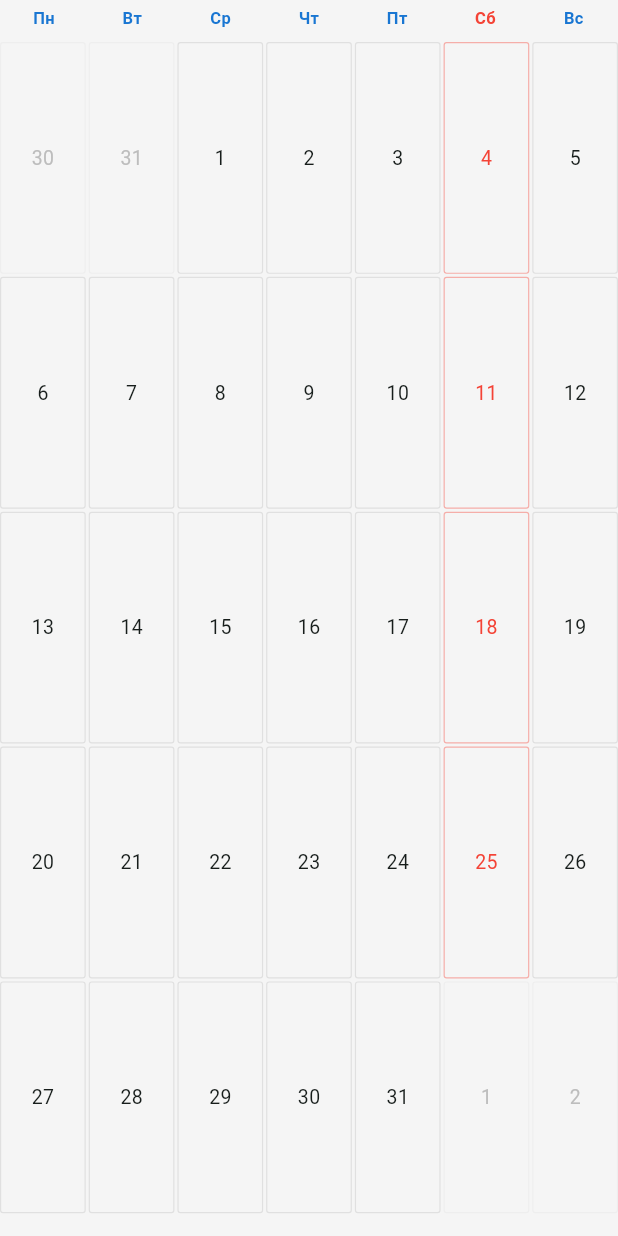
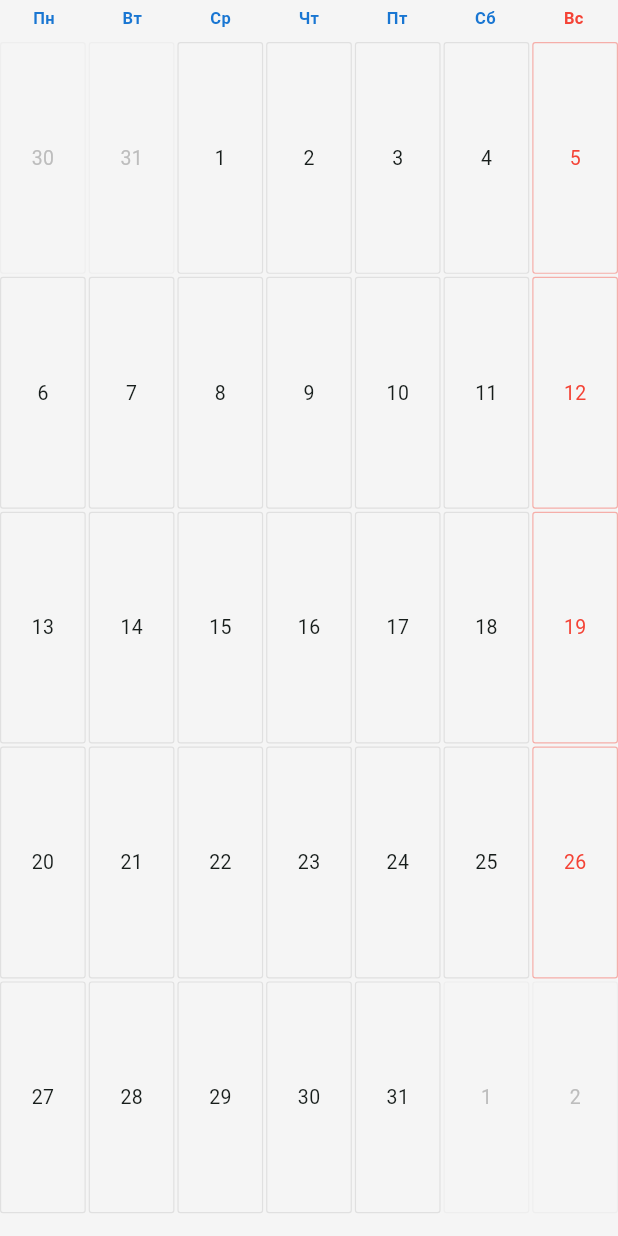
Before and after one commit to Kerwen2903/Neutral-calendar, a Flutter app: the CalendarMonthWidget widget shown alone on an empty page, opened directly with empty values, on a phone screen of 412 x 824 dp. Run offline on Flutter 3.47's test engine with Material 3 defaults, Android fonts, the phone set to English and light mode, and no system bars.

```diff
--- a/lib/screens/converter_screen.dart
+++ b/lib/screens/converter_screen.dart
@@ -535,7 +535,7 @@ class _NeutralDatePickerDialogState extends State<_NeutralDatePickerDialog> {
                       _getWeekdayName(localizations, index)[0],
                       style: Theme.of(context).textTheme.bodySmall?.copyWith(
                         fontWeight: FontWeight.bold,
-                        color: index == 6 ? Colors.red : null, // Saturday
+                        color: index == 0 ? Colors.red : null, // Sunday
                       ),
                     ),
                   ),
@@ -564,7 +564,7 @@ class _NeutralDatePickerDialogState extends State<_NeutralDatePickerDialog> {
                       _currentMonth == widget.initialDate.month &&
                       _currentYear == widget.initialDate.year;
 
-                  final isSatCol = index % 7 == 6;
+                  final isSunCol = index % 7 == 0;
 
                   return InkWell(
                     onTap: () {
@@ -595,7 +595,7 @@ class _NeutralDatePickerDialogState extends State<_NeutralDatePickerDialog> {
                           style: TextStyle(
                             color: isSelected
                                 ? Theme.of(context).colorScheme.onPrimary
-                                : (isSatCol
+                                : (isSunCol
                                     ? Colors.red
                                     : Theme.of(context).colorScheme.onSurface),
                             fontWeight: isSelected
--- a/lib/widgets/calendar_month_widget.dart
+++ b/lib/widgets/calendar_month_widget.dart
@@ -1,6 +1,7 @@
 import 'package:flutter/material.dart';
 import '../l10n/app_localizations_manual.dart';
 import '../utils/click_sound.dart';
+import '../models/calendar_date.dart';
 import '../models/calendar_type.dart';
 import '../services/calendar_converter.dart';
 
@@ -27,6 +28,22 @@ class CalendarMonthWidget extends StatelessWidget {
   @override
   Widget build(BuildContext context) {
     final localizations = AppLocalizations.of(context)!;
+
+    // For neutral calendar, convert today's Gregorian date to neutral for "today" highlight
+    final now = DateTime.now();
+    int todayYear, todayMonth, todayDay;
+    if (calendarType == CalendarType.neutral) {
+      final todayNeutral = CalendarConverter.normalToNeutral(
+        CalendarDate(year: now.year, month: now.month, day: now.day, calendarType: CalendarType.normal),
+      );
+      todayYear = todayNeutral.year;
+      todayMonth = todayNeutral.month;
+      todayDay = todayNeutral.day;
+    } else {
+      todayYear = now.year;
+      todayMonth = now.month;
+      todayDay = now.day;
+    }
 
     // Get days in month (calculation value — unchanged by leap years on Neutral)
     final daysInMonth = calendarType == CalendarType.normal
@@ -57,20 +74,14 @@ class CalendarMonthWidget extends StatelessWidget {
         Row(
           mainAxisAlignment: MainAxisAlignment.spaceAround,
           children: [
-            _buildWeekdayHeader(localizations.monday, calendarType,
-                isSunday: false),
-            _buildWeekdayHeader(localizations.tuesday, calendarType,
-                isSunday: false),
-            _buildWeekdayHeader(localizations.wednesday, calendarType,
-                isSunday: false),
-            _buildWeekdayHeader(localizations.thursday, calendarType,
-                isSunday: false),
-            _buildWeekdayHeader(localizations.friday, calendarType,
-                isSunday: false),
-            _buildWeekdayHeader(localizations.saturday, calendarType,
-                isSunday: false, isSaturday: true),
+            _buildWeekdayHeader(localizations.monday, calendarType),
+            _buildWeekdayHeader(localizations.tuesday, calendarType),
+            _buildWeekdayHeader(localizations.wednesday, calendarType),
+            _buildWeekdayHeader(localizations.thursday, calendarType),
+            _buildWeekdayHeader(localizations.friday, calendarType),
+            _buildWeekdayHeader(localizations.saturday, calendarType),
             _buildWeekdayHeader(localizations.sunday, calendarType,
-                isSunday: calendarType == CalendarType.neutral, isSaturday: false),
+                isSunday: true),
           ],
         ),
         const SizedBox(height: 4),
@@ -148,20 +159,15 @@ class CalendarMonthWidget extends StatelessWidget {
 
                       // Current month days (1..daysInMonth)
                       final day = index - firstWeekday + 1;
-                      final isToday = DateTime.now().year == year &&
-                          DateTime.now().month == month &&
-                          DateTime.now().day == day;
+                      final isToday = todayYear == year &&
+                          todayMonth == month &&
+                          todayDay == day;
                       final isSelected = selectedDay != null &&
                           selectedDay! <= daysInMonth &&
                           selectedDay == day;
 
-                      // Sunday column (index % 7 == 6) — dark red on Neutral calendar
-                      final isSundayCell =
-                          calendarType == CalendarType.neutral &&
-                              index % 7 == 6;
-
-                      // Saturday column (index % 7 == 5) — bright red
-                      final isSaturdayCell = index % 7 == 5;
+                      // Sunday column (index % 7 == 6) — bright red
+                      final isSundayCell = index % 7 == 6;
 
                       // Gregorian Feb 29 — actual leap day (amber highlight)
                       final isGregorianLeapDay =
@@ -177,7 +183,6 @@ class CalendarMonthWidget extends StatelessWidget {
                         calendarType,
                         isLeapDay: isGregorianLeapDay,
                         isSundayHighlight: isSundayCell,
-                        isSaturdayHighlight: isSaturdayCell,
                       );
                     },
                   ),
@@ -201,12 +206,10 @@ class CalendarMonthWidget extends StatelessWidget {
   }
 
   Widget _buildWeekdayHeader(String text, CalendarType calendarType,
-      {bool isSunday = false, bool isSaturday = false}) {
+      {bool isSunday = false}) {
     Color color;
-    if (isSaturday) {
-      color = Colors.red; // bright red for Saturday
-    } else if (isSunday) {
-      color = const Color(0xFF8B0000); // dark red for Sunday on Neutral
+    if (isSunday) {
+      color = Colors.red;
     } else {
       switch (calendarType) {
         case CalendarType.normal:
@@ -281,8 +284,7 @@ class CalendarMonthWidget extends StatelessWidget {
     CalendarType calendarType, {
     bool isDisabled = false,
     bool isLeapDay = false,
-    bool isSundayHighlight = false, // dark red for Sunday on Neutral
-    bool isSaturdayHighlight = false, // bright red for Saturday
+    bool isSundayHighlight = false, // bright red for Sunday
     VoidCallback? onTap,
   }) {
     Color? backgroundColor;
@@ -315,15 +317,10 @@ class CalendarMonthWidget extends StatelessWidget {
           : Colors.green.shade300;
     } else {
       backgroundColor = null;
-      // Saturday: bright red, Sunday on Neutral: dark red
-      textColor = isSaturdayHighlight
-          ? Colors.red
-          : (isSundayHighlight ? const Color(0xFF8B0000) : null);
-      borderColor = isSaturdayHighlight
+      textColor = isSundayHighlight ? Colors.red : null;
+      borderColor = isSundayHighlight
           ? Colors.red.withValues(alpha: 0.4)
-          : (isSundayHighlight
-              ? const Color(0xFF8B0000).withValues(alpha: 0.4)
-              : Colors.grey.shade300);
+          : Colors.grey.shade300;
     }
 
     Widget dayText = Center(
```
Also changed, not shown: lib/screens/comparison_screen.dart (+0 -18 lines), lib/screens/main_calendar_screen.dart (+10 -17 lines).
